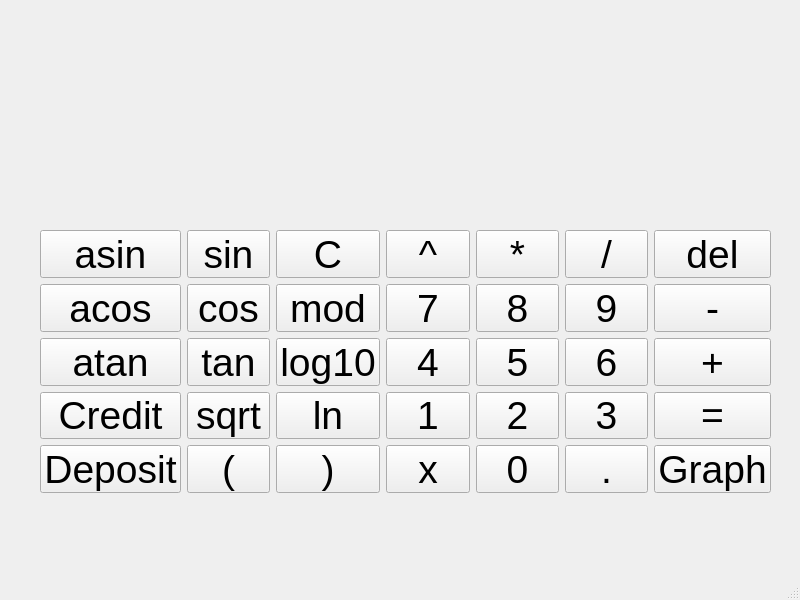
This is src/smartcalc.ui in invariantpyth/graphic-calculator as Qt 5 draws it before an edit. The edited form follows.
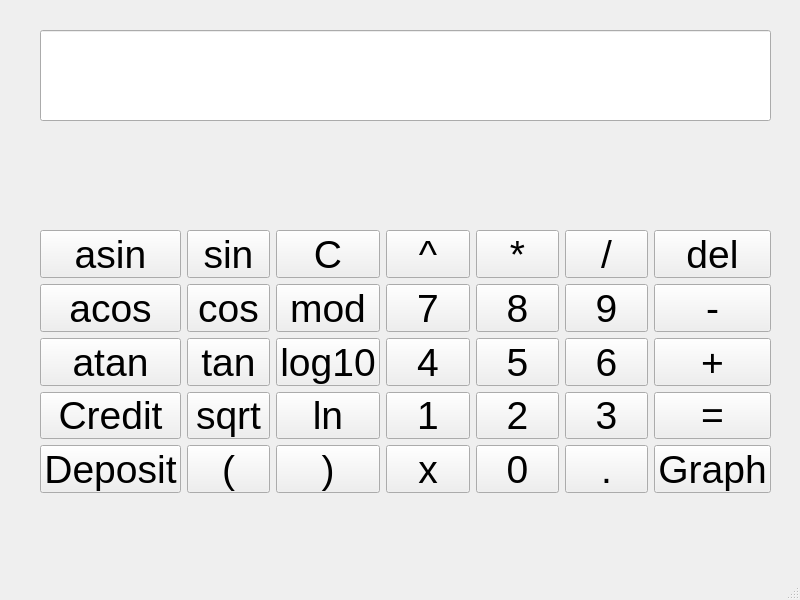
This is the edited form.

Commit message: develop: added working buttons

```diff
--- a/src/smartcalc.ui
+++ b/src/smartcalc.ui
@@ -37,7 +37,7 @@
       </widget>
      </item>
      <item row="0" column="2">
-      <widget class="QPushButton" name="pushButton_9">
+      <widget class="QPushButton" name="pushButton_clear">
        <property name="text">
         <string>C</string>
        </property>
@@ -65,7 +65,7 @@
       </widget>
      </item>
      <item row="2" column="5">
-      <widget class="QPushButton" name="pushButton_12">
+      <widget class="QPushButton" name="pushButton_9">
        <property name="text">
         <string>9</string>
        </property>
@@ -142,7 +142,7 @@
       </widget>
      </item>
      <item row="0" column="3">
-      <widget class="QPushButton" name="pushButton_8">
+      <widget class="QPushButton" name="pushButton_power">
        <property name="text">
         <string>^</string>
        </property>
@@ -198,7 +198,7 @@
       </widget>
      </item>
      <item row="2" column="4">
-      <widget class="QPushButton" name="pushButton_14">
+      <widget class="QPushButton" name="pushButton_8">
        <property name="text">
         <string>8</string>
        </property>
@@ -276,6 +276,16 @@
      </item>
     </layout>
    </widget>
+   <widget class="QLineEdit" name="lineEdit">
+    <property name="geometry">
+     <rect>
+      <x>40</x>
+      <y>30</y>
+      <width>731</width>
+      <height>91</height>
+     </rect>
+    </property>
+   </widget>
   </widget>
   <widget class="QMenuBar" name="menubar">
    <property name="geometry">
```
Left out of the diff: 34 changed lines with no effect on the pictures. The commit also changes 7 other files.
